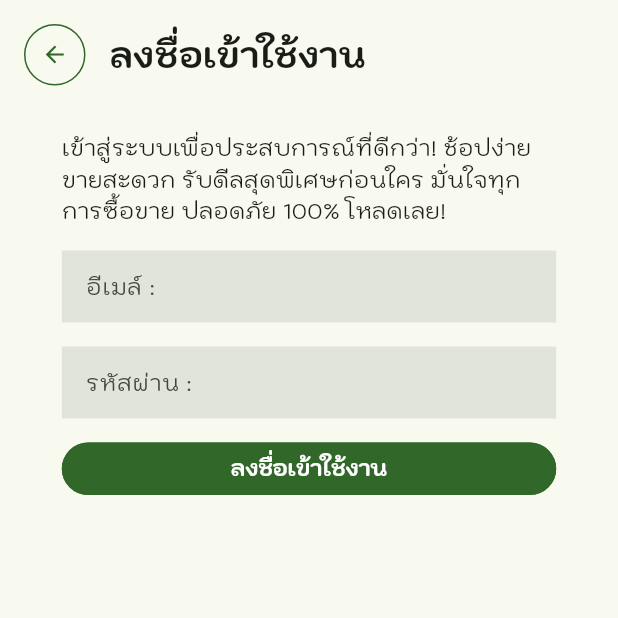
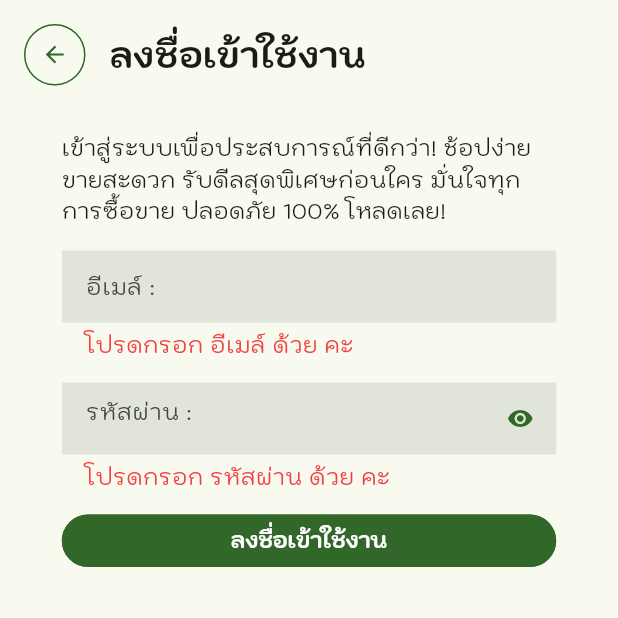
Before and after one commit to masterUNG/shoppingonline, a Flutter app: the SignInPage screen opened by its route, after a tap on "ลงชื่อเข้าใช้งาน", on a phone screen of 412 x 824 dp, the top half of it. Run offline on Flutter 3.47's test engine with Material 3 defaults, Android fonts, the phone set to English and light mode, and no system bars; drawn by our look-alikes of getwidget, loader_overlay; our stand-ins replace cloud_firestore, firebase_auth, firebase_core, flutter_widget_from_html, get, introduction_screen; accounts and stored records are empty.

Commit message:
update 28mar

```diff
--- a/lib/main.dart
+++ b/lib/main.dart
@@ -3,6 +3,7 @@ import 'package:flutter/material.dart';
 import 'package:get/get.dart';
 import 'package:shoppingonline/firebase_options.dart';
 import 'package:shoppingonline/states/intro.dart';
+import 'package:shoppingonline/states/main_home.dart';
 import 'package:shoppingonline/states/signin_page.dart';
 import 'package:shoppingonline/states/signin_signup.dart';
 import 'package:shoppingonline/states/signup_page.dart';
@@ -12,7 +13,8 @@ List<GetPage<dynamic>> getPages = [
   GetPage(name: '/intro', page: () => Intro()),
   GetPage(name: '/signinsignup', page: () => SignInSignUp()),
   GetPage(name: '/signIn', page: () => SignInPage()),
-  GetPage(name: '/signUp', page: () => SignUpPage())
+  GetPage(name: '/signUp', page: () => SignUpPage()),
+  GetPage(name: '/mainHome', page: () => MainHome()),
 ];
 
 String initialRoute = '/intro';
--- a/lib/states/signin_page.dart
+++ b/lib/states/signin_page.dart
@@ -1,10 +1,13 @@
 import 'package:flutter/material.dart';
 import 'package:get/get.dart';
+import 'package:loader_overlay/loader_overlay.dart';
 import 'package:shoppingonline/utility/app_constant.dart';
 import 'package:shoppingonline/utility/app_controller.dart';
+import 'package:shoppingonline/utility/app_service.dart';
 import 'package:shoppingonline/widgets/widget_back_button.dart';
 import 'package:shoppingonline/widgets/widget_button.dart';
 import 'package:shoppingonline/widgets/widget_form.dart';
+import 'package:shoppingonline/widgets/widget_icon_button.dart';
 import 'package:shoppingonline/widgets/widget_text.dart';
 
 class SignInPage extends StatefulWidget {
@@ -24,9 +27,11 @@ class _SignInPageState extends State<SignInPage> {
 
   @override
   Widget build(BuildContext context) {
-    return Scaffold(
+    return LoaderOverlay(
+      child: Scaffold(
         body: SafeArea(
-          child: GestureDetector(onTap: () => FocusManager.instance.primaryFocus?.unfocus(),
+            child: GestureDetector(
+          onTap: () => FocusManager.instance.primaryFocus?.unfocus(),
           child: SizedBox(
               width: Get.width,
               height: Get.height,
@@ -63,7 +68,8 @@ class _SignInPageState extends State<SignInPage> {
                                     keyboardType: TextInputType.emailAddress,
                                   ),
                                   SizedBox(height: 16),
-                                    WidgetForm(
+                                  Obx(() => WidgetForm(
+                                        obscureText: appController.redEye.value,
                                         controller: passwordController,
                                         validator: (p0) {
                                           if (p0?.isEmpty ?? true) {
@@ -75,11 +81,32 @@ class _SignInPageState extends State<SignInPage> {
                                           }
                                         },
                                         hintText: 'รหัสผ่าน :',
+                                        suffixIcon: WidgetIconButton(
+                                          icon: appController.redEye.value
+                                              ? Icons.remove_red_eye
+                                              : Icons.remove_red_eye_outlined,
+                                          onPressed: () {
+                                            appController.redEye.value =
+                                                !appController.redEye.value;
+                                          },
                                         ),
+                                      )),
                                   SizedBox(height: 16),
                                   WidgetButton(
                                       text: 'ลงชื่อเข้าใช้งาน',
-                                        onPressed: () {})
+                                      onPressed: () {
+                                        if (keyForm.currentState!.validate()) {
+
+                                          context.loaderOverlay.show();
+
+                                          AppService().processCheckAuthen(
+                                              email: emailController.text,
+                                              password: passwordController.text).whenComplete(() {
+
+                                                context.loaderOverlay.hide();
+                                              },);
+                                        }
+                                      })
                                 ]))),
                       ],
                     ),
@@ -87,6 +114,7 @@ class _SignInPageState extends State<SignInPage> {
                 ),
               ])),
         )),
+      ),
     );
   }
 
@@ -95,9 +123,11 @@ class _SignInPageState extends State<SignInPage> {
       top: 16,
       child: Row(
         children: [
-          WidgetBackButton(onPress: () {
+          WidgetBackButton(
+            onPress: () {
               Get.offAllNamed('/signinsignup');
-          },),
+            },
+          ),
           SizedBox(width: 16),
           WidgetText(
               text: 'ลงชื่อเข้าใช้งาน', textStyle: AppConstant.h2Style()),
--- a/lib/utility/app_controller.dart
+++ b/lib/utility/app_controller.dart
@@ -5,4 +5,6 @@ class AppController extends GetxController {
   RxBool acceptTermAndCondition = false.obs;
 
   RxBool displayErrorAccept = false.obs;
+
+  RxBool redEye = true.obs;
 }
--- a/lib/widgets/widget_form.dart
+++ b/lib/widgets/widget_form.dart
@@ -12,6 +12,8 @@ class WidgetForm extends StatelessWidget {
     this.keyboardType,
     this.controller,
     this.validator,
+    this.obscureText,
+    this.suffixIcon,
   }) : super(key: key);
 
   final String? label;
@@ -19,10 +21,13 @@ class WidgetForm extends StatelessWidget {
   final TextInputType? keyboardType;
   final TextEditingController? controller;
   final String? Function(String?)? validator;
+  final bool? obscureText;
+  final Widget? suffixIcon;
 
   @override
   Widget build(BuildContext context) {
     return TextFormField(
+        obscureText: obscureText ?? false,
         controller: controller,
         validator: validator,
         keyboardType: keyboardType,
@@ -33,6 +38,8 @@ class WidgetForm extends StatelessWidget {
             labelText: label,
             labelStyle: AppConstant.h3Style(),
             errorStyle: AppConstant.h3Style(color: GFColors.DANGER),
-            hintText: hintText, hintStyle: AppConstant.h3Style()));
+            hintText: hintText,
+            hintStyle: AppConstant.h3Style(),
+            suffixIcon: suffixIcon));
   }
 }
--- a/pubspec.yaml
+++ b/pubspec.yaml
@@ -42,6 +42,7 @@ dependencies:
   cloud_firestore: ^5.6.5
   introduction_screen: ^3.1.17
   flutter_widget_from_html: ^0.16.0
+  loader_overlay: ^5.0.0
 
 dev_dependencies:
   flutter_test:
```
Also changed, not shown: lib/states/main_home.dart (added, +11 -0 lines), lib/utility/app_service.dart (added, +39 -0 lines), pubspec.lock. Lines whose indentation alone changed are shown as unchanged.
